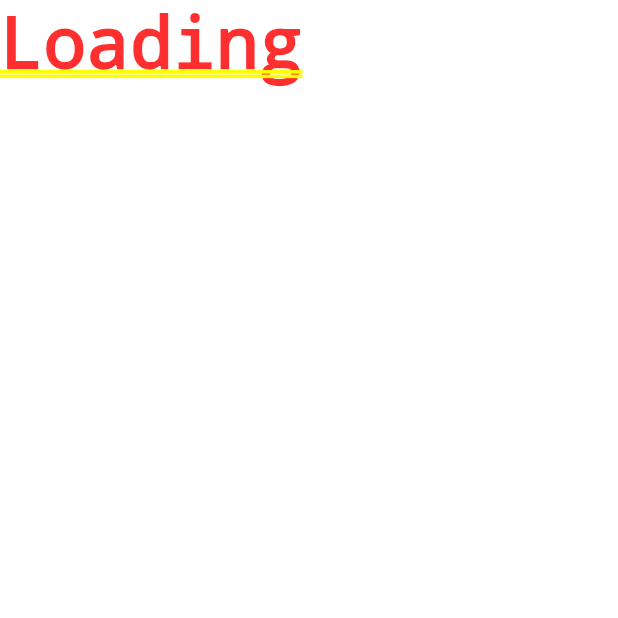
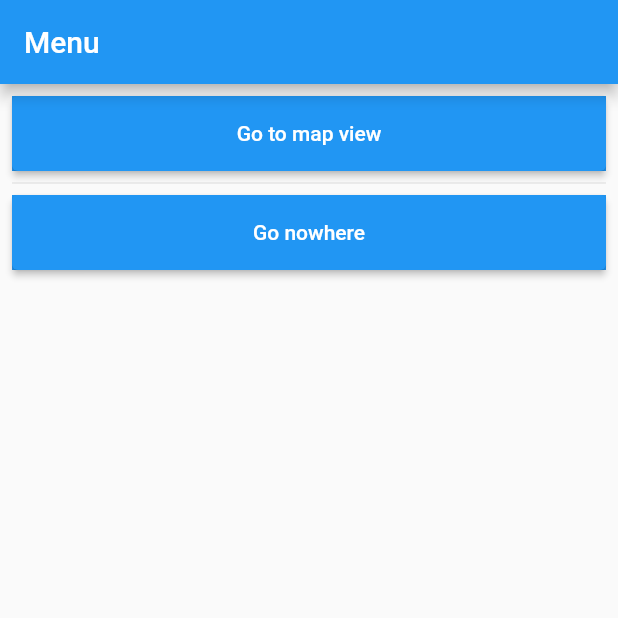
Before and after one commit to 2440986F/mhci-group-46, a Flutter app: the screen it shows after launch, on a phone screen of 412 x 824 dp, the top half of it. Run offline on Flutter 3.47's test engine with Material 2 defaults, Android fonts, the light colour scheme and no system bars; our stand-ins replace flutter_map, geolocator, latlong2; missing offline and left inert: dart:ffi.

Commit message:
Added menu + navigation system

```diff
--- a/app/lib/main.dart
+++ b/app/lib/main.dart
@@ -14,12 +14,54 @@ void main() {
   runApp(MyApp());
 }
 
+class MenuScreen extends StatelessWidget {
+  const MenuScreen({super.key});
+
+  @override
+  Widget build(BuildContext context) {
+    return Scaffold(
+      appBar: AppBar(
+        title: const Text('Menu'),
+      ),
+      body: Center(
+        child: ListView(
+          padding: const EdgeInsets.all(8),
+          children: <Widget>[
+            Container(
+              height: 50,
+              color: Colors.blue,
+              child: ElevatedButton(
+                onPressed: () {
+                  Navigator.pushNamed(context, '/map');
+                },
+                child: const Text('Go to map view')
+              ),
+            ),
+            const Divider(),
+            Container(
+              height: 50,
+              color: Colors.blue,
+              child: ElevatedButton(
+                onPressed: () {
+
+                },
+                child: const Text('Go nowhere')
+              ),
+
+            ),
+          ]
+        )
+      ),
+    );
+  }
+}
+
 class MyApp extends StatelessWidget {
   final GameController controller = GameController();
   Future<bool>? roundReady;
 
   MyApp({super.key}) {
-    roundReady = controller.setTarget(5);
+    roundReady = controller.setTarget(5); //ada asks: what does this do?
   }
 
   // This widget is the root of your application.
@@ -28,24 +70,35 @@ class MyApp extends StatelessWidget {
     return MaterialApp(
       title: 'Radsonar',
       theme: ThemeData(
-        // This is the theme of your application.
-        //
-        // Try running your application with "flutter run". You'll see the
-        // application has a blue toolbar. Then, without quitting the app, try
-        // changing the primarySwatch below toelow to Colors.green and then invoke
-        // "hot reload" (press "r" in the console where you ran "flutter run",
-        // or simply save your changes to "hot reload" in a Flutter IDE).
-        // Notice that the counter didn't reset back to zero; the application
-        // is not restarted.
         primarySwatch: Colors.blue,
       ),
-      home: FutureBuilder(
+
+      initialRoute: '/menu',
+
+      routes: {
+        '/map': (context) => FutureBuilder(
         future: roundReady,
         builder: (BuildContext context, AsyncSnapshot<bool> snapshot) {
-          if(snapshot.hasData) return Map(targetPosition: controller.target!);
-          else return const Text("Loading");
+          if(snapshot.hasData) {
+            return Scaffold(
+              body: Center(
+                child: Map(targetPosition: controller.target!),
+              ),
+              floatingActionButton: FloatingActionButton(
+                onPressed: () {
+                  Navigator.pushNamed(context, '/menu');
+                },
+                tooltip: 'Menu',
+                child: const Icon(Icons.list),
+              ),
+            );
+          } else {
+            return const Text("Loading");
+          }
         }
       ),
+      '/menu': (context) => const MenuScreen(),
+      },
     );
   }
 }
--- a/app/pubspec.yaml
+++ b/app/pubspec.yaml
@@ -35,6 +35,7 @@ dependencies:
   # The following adds the Cupertino Icons font to your application.
   # Use with the CupertinoIcons class for iOS style icons.
   cupertino_icons: ^1.0.2
+  geolocator: ^9.0.2
 
 dev_dependencies:
   flutter_test:
@@ -47,7 +48,6 @@ dev_dependencies:
   # rules and activating additional ones.
   flutter_lints: ^2.0.0
   flutter_map: ^3.1.0
-  geolocator: ^9.0.2
 
 # For information on the generic Dart part of this file, see the
 # following page: https://dart.dev/tools/pub/pubspec
```
